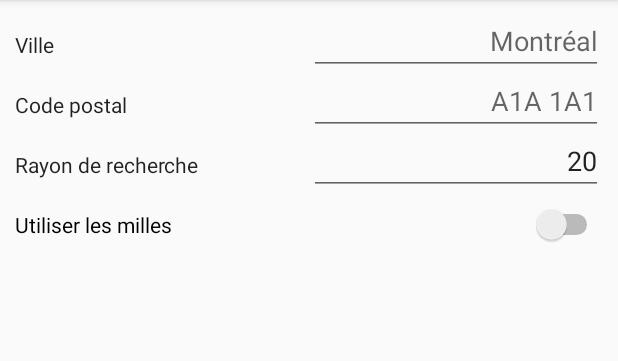
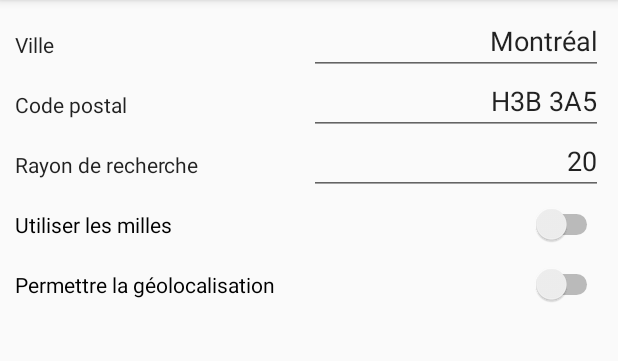
Before and after one commit to Yzaky/ProjectAndroidEvents, an Android app: the Preferences screen opened directly, with no data from a screen before it, on a phone screen of 412 x 824 dp, the part 84-445 px from its top. Run offline under Robolectric (Android 15) with nearby library versions, the phone set to English and light mode, and no system bars; network calls fail.

Commit message:
Préférences se conservent correctement lors d'un changement de page.

```diff
--- a/app/src/main/java/etien/projectandroidevents/Preferences.java
+++ b/app/src/main/java/etien/projectandroidevents/Preferences.java
@@ -1,17 +1,70 @@
 package etien.projectandroidevents;
 
+import android.content.Context;
+import android.content.SharedPreferences;
 import android.os.Bundle;
+import android.preference.PreferenceManager;
 import android.support.annotation.Nullable;
 import android.support.v7.app.AppCompatActivity;
+import android.util.Log;
+import android.widget.CompoundButton;
+import android.widget.EditText;
+import android.widget.LinearLayout;
+import android.widget.Switch;
+import android.widget.Toast;
 
 /**
  * Created by francis on 23/03/17.
  */
 
 public class Preferences extends AppCompatActivity {
+
+    private SharedPreferences prefs;
+    private SharedPreferences.Editor editor;
+
+    private LinearLayout prefLayout;
+    private EditText cityField;
+    private EditText zipCodeField;
+    private EditText radiusField;
+    private Switch milesChooser;
+    private Switch geolocChooser;
+
     @Override
     protected void onCreate(@Nullable Bundle savedInstanceState) {
         super.onCreate(savedInstanceState);
         setContentView(R.layout.preferences_layout);
+
+        prefLayout = (LinearLayout) findViewById(R.id.pref_layout);
+        cityField = (EditText) findViewById(R.id.cityText);
+        zipCodeField = (EditText) findViewById(R.id.zipCodeText);
+        radiusField = (EditText) findViewById(R.id.radiusText);
+        milesChooser = (Switch) findViewById(R.id.milesSwitch);
+        geolocChooser = (Switch) findViewById(R.id.geolocSwitch);
+
+        prefs = PreferenceManager.getDefaultSharedPreferences(this);
+        editor = prefs.edit();
+
+        cityField.setText(          prefs.getString("city", "Montréal")     );
+        zipCodeField.setText(       prefs.getString("zipCode", "H3B 3A5")   );
+        radiusField.setText(        prefs.getString("radius", "20")         );
+        milesChooser.setChecked(    prefs.getBoolean("useMiles", false)     );
+        geolocChooser.setChecked(   prefs.getBoolean("allowGeoloc", false)  );
+
+        prefLayout.invalidate();
+    }
+
+
+
+    @Override
+    protected void onPause() {
+        super.onPause();
+
+        editor.putString("city", cityField.getText().toString());
+        editor.putString("zipCode", zipCodeField.getText().toString());
+        editor.putString("radius", radiusField.getText().toString());
+        editor.putBoolean("useMiles", milesChooser.isChecked());
+        editor.putBoolean("allowGeoloc", geolocChooser.isChecked());
+
+        editor.commit();
     }
 }
--- a/app/src/main/res/layout/preferences_layout.xml
+++ b/app/src/main/res/layout/preferences_layout.xml
@@ -5,10 +5,10 @@
     android:layout_margin="10dp">
 
     <LinearLayout
+        android:id="@+id/pref_layout"
         android:layout_width="match_parent"
-        android:layout_height="match_parent"
-        android:orientation="vertical"
-        >
+        android:layout_height="wrap_content"
+        android:orientation="vertical">
 
         <LinearLayout
             android:layout_width="match_parent"
@@ -18,7 +18,7 @@
             android:orientation="horizontal">
 
             <TextView
-                android:id="@+id/cityText"
+                android:id="@+id/cityLabel"
                 android:layout_width="match_parent"
                 android:layout_height="wrap_content"
                 android:layout_weight="1"
@@ -26,14 +26,13 @@
                 android:textAppearance="@style/TextAppearance.AppCompat.Body1" />
 
             <EditText
-                android:id="@+id/cityValue"
+                android:id="@+id/cityText"
                 android:layout_width="match_parent"
                 android:layout_height="wrap_content"
                 android:layout_weight="1"
                 android:ems="10"
                 android:gravity="end"
-                android:hint="@string/montr_al"
-                android:inputType="textPersonName"
+                android:inputType="textPostalAddress"
                 android:selectAllOnFocus="true" />
         </LinearLayout>
 
@@ -45,21 +44,20 @@
             android:orientation="horizontal">
 
             <TextView
-                android:id="@+id/zipCodeText"
+                android:id="@+id/zipCodeLabel"
                 android:layout_width="match_parent"
                 android:layout_height="wrap_content"
                 android:layout_weight="1"
-                android:text="Code postal"
+                android:text="@string/code_postal"
                 android:textAppearance="@style/TextAppearance.AppCompat.Body1" />
 
             <EditText
-                android:id="@+id/zipCodeValue"
+                android:id="@+id/zipCodeText"
                 android:layout_width="match_parent"
                 android:layout_height="wrap_content"
                 android:layout_weight="1"
                 android:ems="10"
                 android:gravity="end"
-                android:hint="A1A 1A1"
                 android:inputType="textPostalAddress"
                 android:selectAllOnFocus="true" />
         </LinearLayout>
@@ -71,26 +69,24 @@
             android:orientation="horizontal">
 
             <TextView
-                android:id="@+id/searchRadiusText"
+                android:id="@+id/radiusLabel"
                 android:layout_width="match_parent"
                 android:layout_height="wrap_content"
                 android:layout_weight="1"
+                android:focusable="true"
+                android:focusableInTouchMode="true"
                 android:text="@string/rayon_de_recherche"
-                android:textAppearance="@style/TextAppearance.AppCompat.Body1"
-                android:focusable="true"
-                android:focusableInTouchMode="true" />
+                android:textAppearance="@style/TextAppearance.AppCompat.Body1" />
 
             <EditText
-                android:id="@+id/searchRadiusValue"
+                android:id="@+id/radiusText"
                 android:layout_width="match_parent"
                 android:layout_height="wrap_content"
                 android:layout_weight="1"
                 android:ems="10"
                 android:gravity="end"
                 android:inputType="number"
-                android:saveEnabled="true"
-                android:selectAllOnFocus="true"
-                android:text="20" />
+                android:selectAllOnFocus="true" />
         </LinearLayout>
 
         <LinearLayout
@@ -101,13 +97,29 @@
             android:orientation="horizontal">
 
             <Switch
-                android:id="@+id/distanceUnit"
-                android:layout_width="match_parent"
+                android:id="@+id/milesSwitch"
+                android:layout_width="0dp"
                 android:layout_height="wrap_content"
                 android:layout_weight="1"
                 android:switchTextAppearance="@style/TextAppearance.AppCompat.Body1"
                 android:text="@string/utiliser_les_milles" />
         </LinearLayout>
 
+        <LinearLayout
+            android:layout_width="match_parent"
+            android:layout_height="40dp"
+            android:layout_weight="1"
+            android:gravity="center"
+            android:orientation="horizontal">
+
+            <Switch
+                android:id="@+id/geolocSwitch"
+                android:layout_width="0dp"
+                android:layout_height="wrap_content"
+                android:layout_weight="1"
+                android:switchTextAppearance="@style/TextAppearance.AppCompat.Body1"
+                android:text="@string/permettre_la_g_olocalisation" />
+        </LinearLayout>
+
     </LinearLayout>
 </ScrollView>
--- a/app/src/main/res/values/strings.xml
+++ b/app/src/main/res/values/strings.xml
@@ -18,4 +18,8 @@
     <string name="utiliser_les_milles">Utiliser les milles</string>
     <string name="ville">Ville</string>
     <string name="montr_al">Montréal</string>
+    <string name="code_postal">Code postal</string>
+    <string name="permettre_la_g_olocalisation">Permettre la géolocalisation</string>
+    <string name="a1a_1a1">A1A 1A1</string>
+    <string name="_20">20</string>
 </resources>
```
